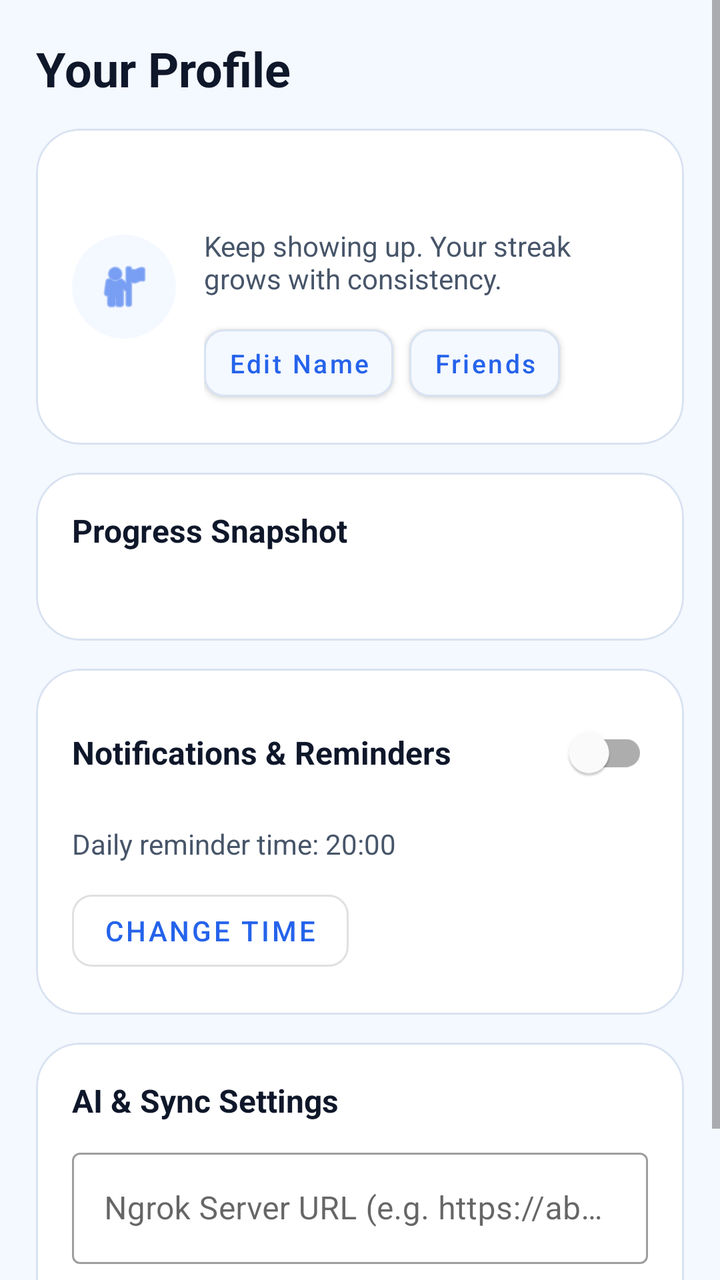
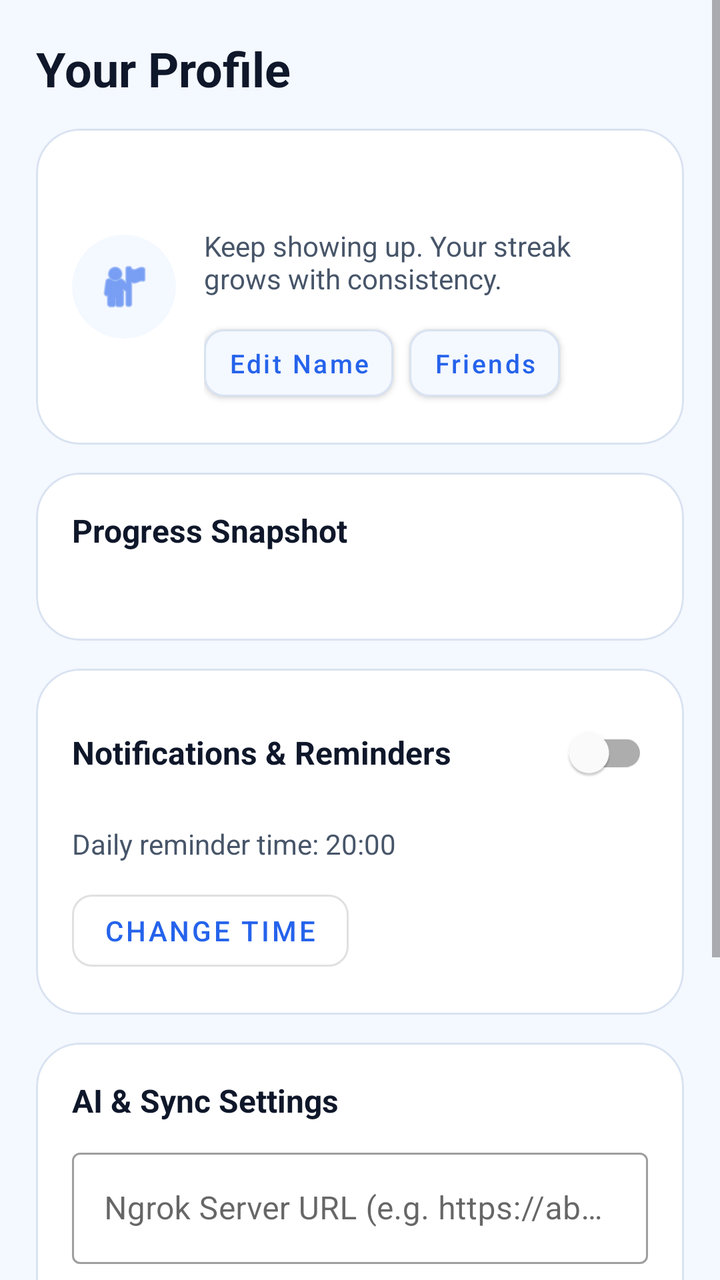

The first picture is an Android layout as it rendered before a commit; the second is the same layout after the commit. The layout source and the unified diff follow.
<!-- AndroidManifest.xml: application theme Theme.StreakUpHabbitTracker -->
<!-- res/layout/fragment_profile.xml -->
<?xml version="1.0" encoding="utf-8"?>
<ScrollView xmlns:android="http://schemas.android.com/apk/res/android"
    xmlns:app="http://schemas.android.com/apk/res-auto"
    android:layout_width="match_parent"
    android:layout_height="match_parent"
    android:fillViewport="true">

    <LinearLayout
        android:layout_width="match_parent"
        android:layout_height="wrap_content"
        android:orientation="vertical"
        android:padding="18dp">

        <TextView
            android:layout_width="match_parent"
            android:layout_height="wrap_content"
            android:text="@string/profile_section_title"
            android:textColor="@color/text_primary"
            android:textSize="24sp"
            android:textStyle="bold" />

        <com.google.android.material.card.MaterialCardView
            android:layout_width="match_parent"
            android:layout_height="wrap_content"
            android:layout_marginTop="14dp"
            app:cardBackgroundColor="@color/surface_card"
            app:cardCornerRadius="22dp"
            app:cardElevation="0dp"
            app:strokeColor="@color/stroke_soft"
            app:strokeWidth="1dp">

            <LinearLayout
                android:layout_width="match_parent"
                android:layout_height="wrap_content"
                android:gravity="center_vertical"
                android:orientation="horizontal"
                android:padding="18dp">

                <com.google.android.material.card.MaterialCardView
                    android:layout_width="52dp"
                    android:layout_height="52dp"
                    app:cardBackgroundColor="@color/surface_app"
                    app:cardCornerRadius="26dp"
                    app:cardElevation="0dp">

                    <ImageView
                        android:layout_width="match_parent"
                        android:layout_height="match_parent"
                        android:padding="12dp"
                        android:src="@android:drawable/ic_menu_myplaces"
                        android:tint="@color/brand_primary" />
                </com.google.android.material.card.MaterialCardView>

                <LinearLayout
                    android:layout_width="0dp"
                    android:layout_height="wrap_content"
                    android:layout_marginStart="14dp"
                    android:layout_weight="1"
                    android:orientation="vertical">

                    <TextView
                        android:id="@+id/profileGreetingText"
                        android:layout_width="match_parent"
                        android:layout_height="wrap_content"
                        android:textColor="@color/text_primary"
                        android:textSize="20sp"
                        android:textStyle="bold" />

                    <TextView
                        android:id="@+id/profileSubtitleText"
                        android:layout_width="match_parent"
                        android:layout_height="wrap_content"
                        android:layout_marginTop="4dp"
                        android:text="@string/profile_subtitle"
                        android:textColor="@color/text_secondary"
                        android:textSize="14sp" />

                    <LinearLayout
                        android:layout_width="match_parent"
                        android:layout_height="wrap_content"
                        android:orientation="horizontal"
                        android:layout_marginTop="10dp">

                        <com.google.android.material.button.MaterialButton
                            android:id="@+id/editNameButton"
                            android:layout_width="wrap_content"
                            android:layout_height="wrap_content"
                            android:minWidth="0dp"
                            android:minHeight="0dp"
                            android:paddingStart="12dp"
                            android:paddingTop="8dp"
                            android:paddingEnd="12dp"
                            android:paddingBottom="8dp"
                            android:text="@string/action_edit_name"
                            android:textAllCaps="false"
                            android:textColor="@color/brand_primary"
                            android:textSize="13sp"
                            app:backgroundTint="@color/surface_app"
                            app:cornerRadius="10dp"
                            app:strokeColor="@color/stroke_soft"
                            app:strokeWidth="1dp" />

                        <com.google.android.material.button.MaterialButton
                            android:id="@+id/friendsButton"
                            android:layout_width="wrap_content"
                            android:layout_height="wrap_content"
                            android:layout_marginStart="8dp"
                            android:minWidth="0dp"
                            android:minHeight="0dp"
                            android:paddingStart="12dp"
                            android:paddingTop="8dp"
                            android:paddingEnd="12dp"
                            android:paddingBottom="8dp"
                            android:text="@string/title_friends"
                            android:textAllCaps="false"
                            android:textColor="@color/brand_primary"
                            android:textSize="13sp"
                            app:backgroundTint="@color/surface_app"
                            app:cornerRadius="10dp"
                            app:strokeColor="@color/stroke_soft"
                            app:strokeWidth="1dp" />
                    </LinearLayout>
                </LinearLayout>
            </LinearLayout>

        </com.google.android.material.card.MaterialCardView>

        <com.google.android.material.card.MaterialCardView
            android:layout_width="match_parent"
            android:layout_height="wrap_content"
            android:layout_marginTop="14dp"
            app:cardBackgroundColor="@color/surface_card"
            app:cardCornerRadius="22dp"
            app:cardElevation="0dp"
            app:strokeColor="@color/stroke_soft"
            app:strokeWidth="1dp">

            <LinearLayout
                android:layout_width="match_parent"
                android:layout_height="wrap_content"
                android:orientation="vertical"
                android:padding="18dp">

                <TextView
                    android:layout_width="match_parent"
                    android:layout_height="wrap_content"
                    android:text="@string/profile_stats_title"
                    android:textColor="@color/text_primary"
                    android:textSize="16sp"
                    android:textStyle="bold" />

                <TextView
                    android:id="@+id/profileHabitCountText"
                    android:layout_width="match_parent"
                    android:layout_height="wrap_content"
                    android:layout_marginTop="6dp"
                    android:textColor="@color/text_secondary"
                    android:textSize="15sp" />
            </LinearLayout>

        </com.google.android.material.card.MaterialCardView>



        <com.google.android.material.card.MaterialCardView
            android:layout_width="match_parent"
            android:layout_height="wrap_content"
            android:layout_marginTop="14dp"
            app:cardBackgroundColor="@color/surface_card"
            app:cardCornerRadius="22dp"
            app:cardElevation="0dp"
            app:strokeColor="@color/stroke_soft"
            app:strokeWidth="1dp">

            <LinearLayout
                android:layout_width="match_parent"
                android:layout_height="wrap_content"
                android:orientation="vertical"
                android:padding="18dp">

                <LinearLayout
                    android:layout_width="match_parent"
                    android:layout_height="wrap_content"
                    android:orientation="horizontal"
                    android:gravity="center_vertical">

                    <TextView
                        android:layout_width="0dp"
                        android:layout_height="wrap_content"
                        android:layout_weight="1"
                        android:text="Notifications &amp; Reminders"
                        android:textColor="@color/text_primary"
                        android:textSize="16sp"
                        android:textStyle="bold" />

                    <com.google.android.material.switchmaterial.SwitchMaterial
                        android:id="@+id/reminderToggle"
                        android:layout_width="wrap_content"
                        android:layout_height="wrap_content" />
                </LinearLayout>

                <TextView
                    android:id="@+id/reminderTimeLabel"
                    android:layout_width="match_parent"
                    android:layout_height="wrap_content"
                    android:layout_marginTop="12dp"
                    android:text="Daily reminder time: 20:00"
                    android:textColor="@color/text_secondary"
                    android:textSize="14sp" />

                <com.google.android.material.button.MaterialButton
                    android:id="@+id/changeReminderTimeButton"
                    style="@style/Widget.MaterialComponents.Button.OutlinedButton"
                    android:layout_width="wrap_content"
                    android:layout_height="wrap_content"
                    android:layout_marginTop="10dp"
                    android:text="Change Time"
                    app:cornerRadius="10dp" />
            </LinearLayout>
        </com.google.android.material.card.MaterialCardView>

        <com.google.android.material.card.MaterialCardView
            android:layout_width="match_parent"
            android:layout_height="wrap_content"
            android:layout_marginTop="14dp"
            app:cardBackgroundColor="@color/surface_card"
            app:cardCornerRadius="22dp"
            app:cardElevation="0dp"
            app:strokeColor="@color/stroke_soft"
            app:strokeWidth="1dp">

            <LinearLayout
                android:layout_width="match_parent"
                android:layout_height="wrap_content"
                android:orientation="vertical"
                android:padding="18dp">

                <TextView
                    android:layout_width="match_parent"
                    android:layout_height="wrap_content"
                    android:text="AI &amp; Sync Settings"
                    android:textColor="@color/text_primary"
                    android:textSize="16sp"
                    android:textStyle="bold" />

                <com.google.android.material.textfield.TextInputLayout
                    android:layout_width="match_parent"
                    android:layout_height="wrap_content"
                    android:layout_marginTop="10dp"
                    style="@style/Widget.MaterialComponents.TextInputLayout.OutlinedBox">
                    <com.google.android.material.textfield.TextInputEditText
                        android:id="@+id/ngrokUrlEditText"
                        android:layout_width="match_parent"
                        android:layout_height="wrap_content"
                        android:hint="Ngrok Server URL (e.g. https://abc.ngrok.app)"
                        android:inputType="textUri" />
                </com.google.android.material.textfield.TextInputLayout>

                <com.google.android.material.button.MaterialButton
                    android:id="@+id/saveNgrokUrlButton"
                    android:layout_width="match_parent"
                    android:layout_height="wrap_content"
                    android:layout_marginTop="10dp"
                    android:text="Save URL"
                    app:cornerRadius="10dp" />
            </LinearLayout>
        </com.google.android.material.card.MaterialCardView>

    </LinearLayout>

</ScrollView>
<!-- resources referenced by this layout -->
<resources>
  <color name="brand_primary">#2563EB</color>
  <color name="stroke_soft">#D8E2F1</color>
  <color name="surface_app">#F4F8FF</color>
  <color name="surface_card">#FFFFFFFF</color>
  <color name="text_primary">#0F172A</color>
  <color name="text_secondary">#475569</color>
  <string name="action_edit_name">Edit Name</string>
  <string name="profile_section_title">Your Profile</string>
  <string name="profile_stats_title">Progress Snapshot</string>
  <string name="profile_subtitle">Keep showing up. Your streak grows with consistency.</string>
  <string name="title_friends">Friends</string>
  <style name="Theme.StreakUpHabbitTracker" parent="Theme.MaterialComponents.DayNight.NoActionBar">
          <item name="colorPrimary">@color/brand_primary</item>
          <item name="colorPrimaryVariant">@color/brand_primary_dark</item>
          <item name="colorOnPrimary">@color/white</item>
          <item name="colorSecondary">@color/brand_secondary</item>
          <item name="colorSecondaryVariant">@color/brand_secondary</item>
          <item name="colorOnSecondary">@color/white</item>
          <item name="android:statusBarColor">@color/surface_app</item>
          <item name="android:windowLightStatusBar">true</item>
          <item name="android:navigationBarColor">@color/surface_card</item>
          <item name="android:windowLightNavigationBar">true</item>
          <item name="android:windowBackground">@color/surface_app</item>
      </style>
  <color name="brand_primary_dark">#1D4ED8</color>
  <color name="white">#FFFFFFFF</color>
  <color name="brand_secondary">#0F766E</color>
</resources>

<!-- the commit's change to res/layout/fragment_profile.xml (unified diff, before → after) -->
@@ -266,6 +266,53 @@
             </LinearLayout>
         </com.google.android.material.card.MaterialCardView>
 
+        <com.google.android.material.card.MaterialCardView
+            android:layout_width="match_parent"
+            android:layout_height="wrap_content"
+            android:layout_marginTop="14dp"
+            app:cardBackgroundColor="@color/surface_card"
+            app:cardCornerRadius="22dp"
+            app:cardElevation="0dp"
+            app:strokeColor="@color/stroke_soft"
+            app:strokeWidth="1dp">
+
+            <LinearLayout
+                android:layout_width="match_parent"
+                android:layout_height="wrap_content"
+                android:orientation="vertical"
+                android:padding="18dp">
+
+                <TextView
+                    android:layout_width="match_parent"
+                    android:layout_height="wrap_content"
+                    android:text="Appearance"
+                    android:textColor="@color/text_primary"
+                    android:textSize="16sp"
+                    android:textStyle="bold" />
+
+                <LinearLayout
+                    android:layout_width="match_parent"
+                    android:layout_height="wrap_content"
+                    android:layout_marginTop="10dp"
+                    android:gravity="center_vertical"
+                    android:orientation="horizontal">
+
+                    <TextView
+                        android:layout_width="0dp"
+                        android:layout_height="wrap_content"
+                        android:layout_weight="1"
+                        android:text="Dark Mode"
+                        android:textColor="@color/text_secondary"
+                        android:textSize="15sp" />
+
+                    <com.google.android.material.switchmaterial.SwitchMaterial
+                        android:id="@+id/darkModeToggle"
+                        android:layout_width="wrap_content"
+                        android:layout_height="wrap_content" />
+                </LinearLayout>
+            </LinearLayout>
+        </com.google.android.material.card.MaterialCardView>
+
     </LinearLayout>
 
 </ScrollView>
